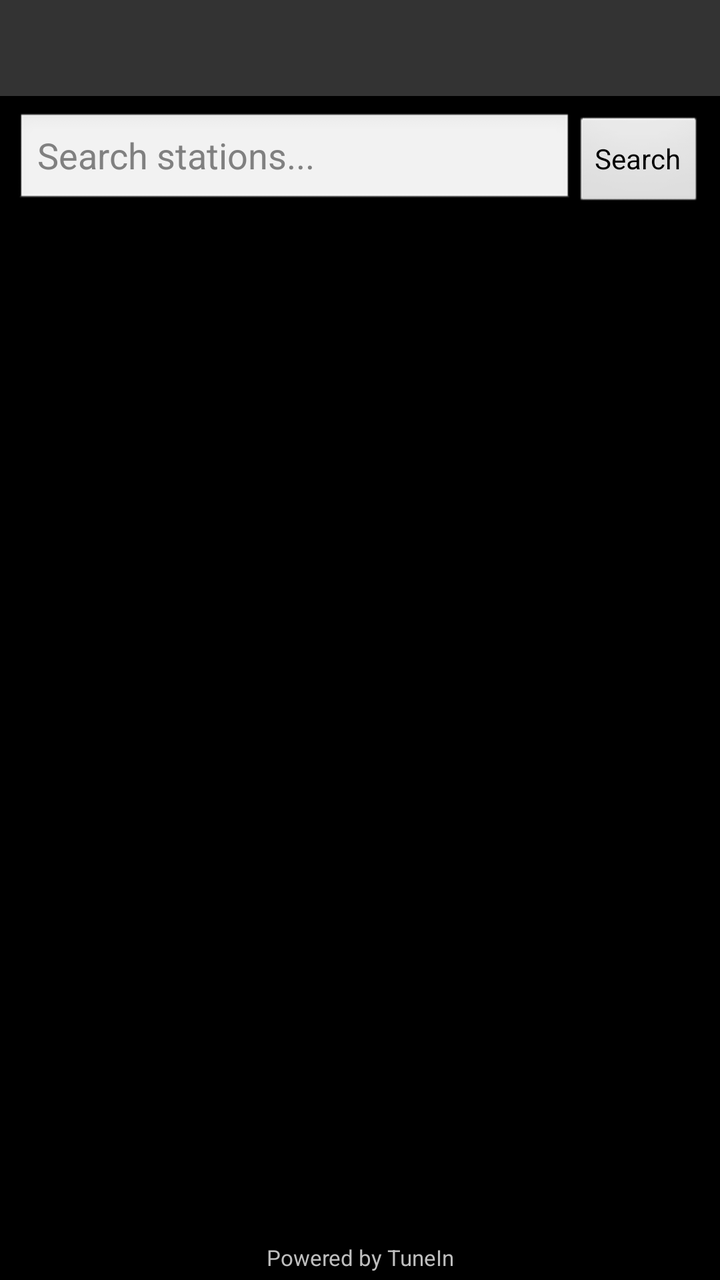
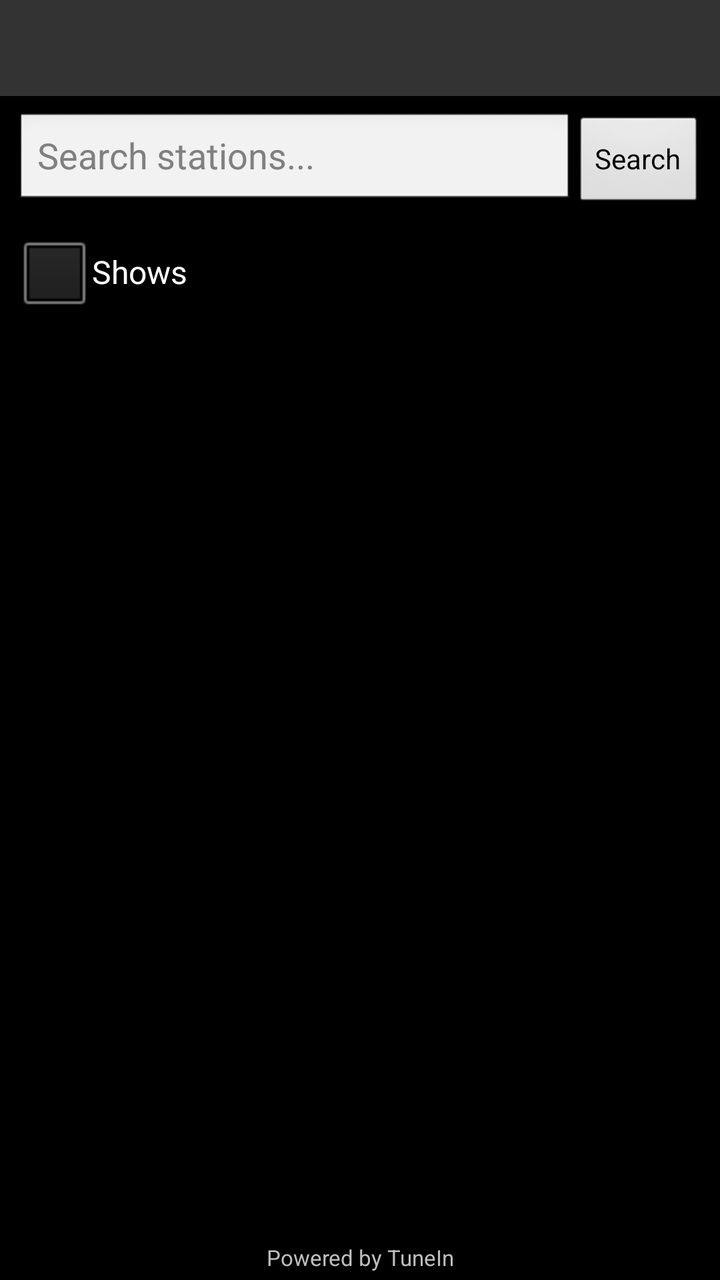

Screens rendered from an Android XML layout before and after an edit, with the pre-edit source and the edit as a unified diff.
<!-- AndroidManifest.xml: application theme AppTheme -->
<!-- res/layout/activity_radio.xml -->
<?xml version="1.0" encoding="utf-8"?>
<LinearLayout xmlns:android="http://schemas.android.com/apk/res/android"
    android:orientation="vertical"
    android:layout_width="match_parent"
    android:layout_height="match_parent">

    <include layout="@layout/top_bar" />

    <LinearLayout
        android:layout_width="match_parent"
        android:layout_height="wrap_content"
        android:orientation="horizontal"
        android:padding="8dp">

        <EditText
            android:id="@+id/et_radio_search"
            android:layout_width="0dp"
            android:layout_height="wrap_content"
            android:layout_weight="1"
            android:hint="@string/radio_search_hint"
            android:singleLine="true"
            android:imeOptions="actionSearch" />

        <Button
            android:id="@+id/btn_radio_search"
            android:layout_width="wrap_content"
            android:layout_height="wrap_content"
            android:text="@string/search" />
    </LinearLayout>

    <ListView
        android:id="@+id/lv_radio"
        android:layout_width="match_parent"
        android:layout_height="0dp"
        android:layout_weight="1"
        android:divider="@color/primary_dark_material_dark"
        android:dividerHeight="1dp" />

    <TextView
        android:layout_width="match_parent"
        android:layout_height="wrap_content"
        android:gravity="center"
        android:padding="4dp"
        android:textSize="11sp"
        android:text="@string/radio_powered_by" />

    <include layout="@layout/now_playing_bar" />

</LinearLayout>
<!-- res/layout/top_bar.xml (included above) -->
<?xml version="1.0" encoding="utf-8"?>
<FrameLayout xmlns:android="http://schemas.android.com/apk/res/android"
    android:layout_width="match_parent"
    android:layout_height="48dp"
    android:background="#FF333333">

    <ImageButton
        android:id="@+id/top_bar_back"
        android:layout_width="48dp"
        android:layout_height="48dp"
        android:layout_gravity="start"
        android:background="@drawable/bg_focusable"
        android:src="@android:drawable/ic_menu_revert"
        android:scaleType="center"
        android:visibility="gone" />

    <TextView
        android:id="@+id/top_bar_title"
        android:layout_width="match_parent"
        android:layout_height="wrap_content"
        android:layout_gravity="center"
        android:gravity="center"
        android:paddingLeft="56dp"
        android:paddingRight="56dp"
        android:maxLines="1"
        android:ellipsize="end"
        android:textColor="#FFFFFF"
        android:textSize="20sp"
        android:textStyle="bold" />

    <ImageButton
        android:id="@+id/top_bar_action"
        android:layout_width="48dp"
        android:layout_height="48dp"
        android:layout_gravity="end"
        android:background="@drawable/bg_focusable"
        android:scaleType="center"
        android:visibility="gone" />

</FrameLayout>
<!-- res/layout/now_playing_bar.xml (included above) -->
<?xml version="1.0" encoding="utf-8"?>
<LinearLayout xmlns:android="http://schemas.android.com/apk/res/android"
    android:id="@+id/now_playing_bar"
    android:layout_width="match_parent"
    android:layout_height="wrap_content"
    android:orientation="horizontal"
    android:gravity="center_vertical"
    android:background="#CC000000"
    android:padding="8dp"
    android:visibility="gone"
    android:clickable="true">

    <LinearLayout
        android:layout_width="0dp"
        android:layout_height="wrap_content"
        android:layout_weight="1"
        android:orientation="vertical"
        android:paddingLeft="8dp"
        android:paddingRight="8dp">

        <TextView
            android:id="@+id/np_title"
            android:layout_width="match_parent"
            android:layout_height="wrap_content"
            android:textColor="@android:color/white"
            android:textSize="14sp"
            android:textStyle="bold"
            android:singleLine="true"
            android:ellipsize="end" />

        <TextView
            android:id="@+id/np_artist"
            android:layout_width="match_parent"
            android:layout_height="wrap_content"
            android:textColor="#CCFFFFFF"
            android:textSize="12sp"
            android:singleLine="true"
            android:ellipsize="end" />
    </LinearLayout>

    <ImageButton
        android:id="@+id/np_play_pause"
        android:layout_width="48dp"
        android:layout_height="48dp"
        android:src="@android:drawable/ic_media_play"
        android:scaleType="center" />

</LinearLayout>
<!-- resources referenced by this layout -->
<resources>
  <color name="primary_dark_material_dark">#303F9F</color>
  <!-- drawable bg_focusable (drawable) -->
  <?xml version="1.0" encoding="utf-8"?>
  <selector xmlns:android="http://schemas.android.com/apk/res/android">
      <item android:state_pressed="true">
          <shape>
              <solid android:color="#88FF8000" />
          </shape>
      </item>
      <item android:state_focused="true">
          <shape>
              <solid android:color="#66FFB300" />
          </shape>
      </item>
      <item>
          <shape>
              <solid android:color="#00000000" />
          </shape>
      </item>
  </selector>
  <string name="radio_powered_by">Powered by TuneIn</string>
  <string name="radio_search_hint">Search stations...</string>
  <string name="search">Search</string>
  <style name="AppTheme" parent="@android:style/Theme.NoTitleBar" />
</resources>

<!-- the commit's change to res/layout/activity_radio.xml (unified diff, before → after) -->
@@ -27,6 +27,24 @@
             android:layout_height="wrap_content"
             android:text="@string/search" />
     </LinearLayout>
+
+    <CheckBox
+        android:id="@+id/cb_radio_shows"
+        android:layout_width="wrap_content"
+        android:layout_height="wrap_content"
+        android:layout_marginLeft="8dp"
+        android:layout_marginBottom="4dp"
+        android:text="@string/radio_shows_filter" />
+
+    <Button
+        android:id="@+id/btn_show_favorite"
+        android:layout_width="match_parent"
+        android:layout_height="wrap_content"
+        android:layout_marginLeft="8dp"
+        android:layout_marginRight="8dp"
+        android:layout_marginBottom="8dp"
+        android:visibility="gone"
+        android:text="@string/radio_show_favorite_add" />
 
     <ListView
         android:id="@+id/lv_radio"
<!-- resource entries referenced after the edit -->
@@ -22,6 +22,8 @@
   </selector>
   <string name="radio_powered_by">Powered by TuneIn</string>
   <string name="radio_search_hint">Search stations...</string>
+  <string name="radio_show_favorite_add">Favorite show</string>
+  <string name="radio_shows_filter">Shows</string>
   <string name="search">Search</string>
   <style name="AppTheme" parent="@android:style/Theme.NoTitleBar" />
 </resources>
